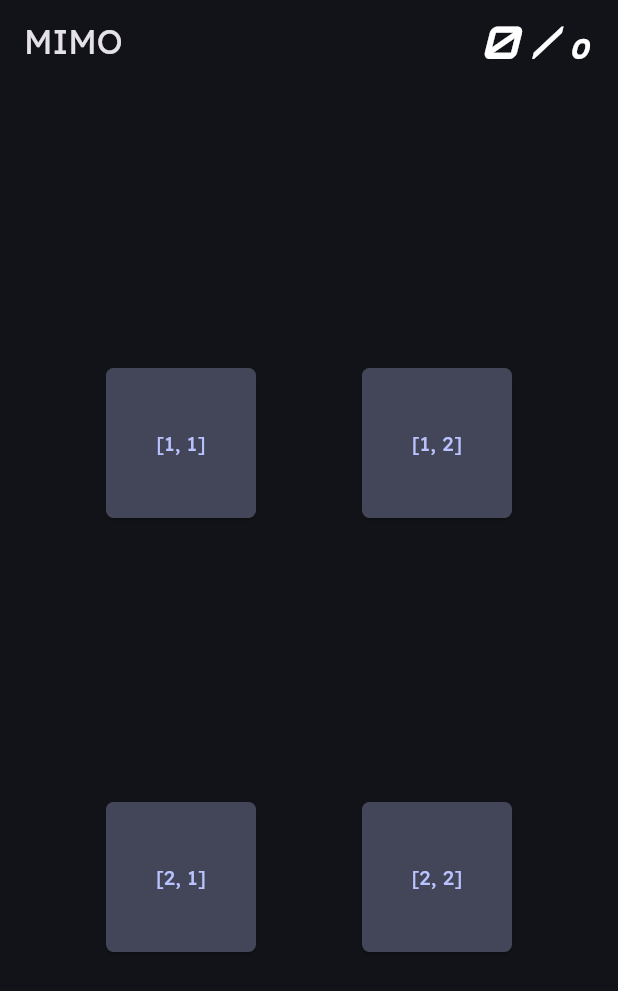
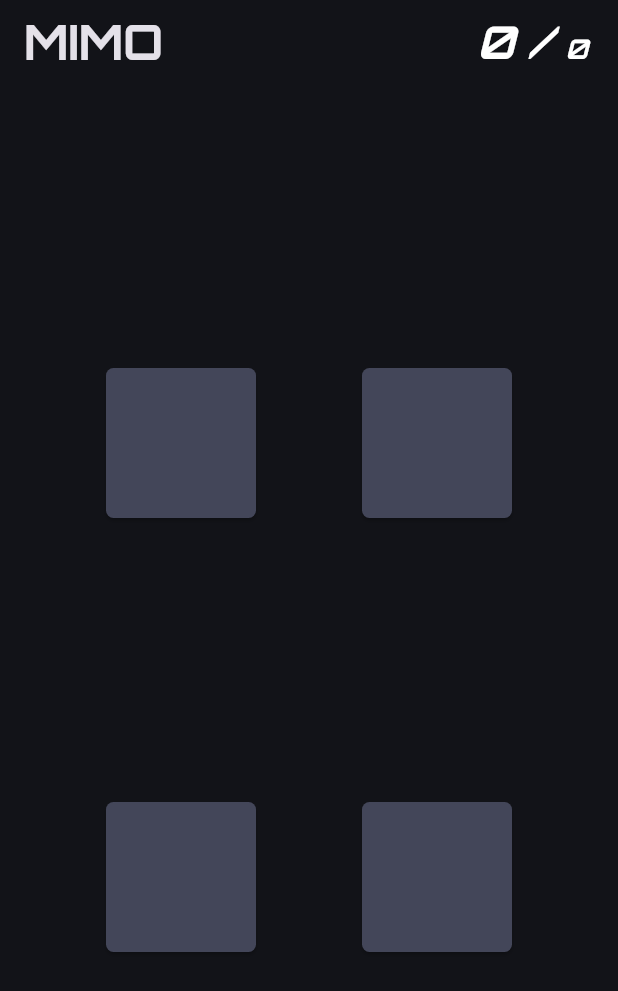
Before and after one commit to Empitrix/mimo, a Flutter app: the screen it shows after launch, on a phone screen of 412 x 824 dp. Shown: the top 991 px of the screen. Run offline on Flutter 3.47's test engine with Material 2 defaults, Android fonts, the phone set to English and light mode, and no system bars; our stand-ins replace audioplayers, sqflite, sqflite_common_ffi; missing offline and left inert: glowy_borders; accounts and stored records are empty.

Commit message:
Edited: Fonts, squers on release-mode, levels (3x3 -> 4x4)

```diff
--- a/lib/config/public.dart
+++ b/lib/config/public.dart
@@ -8,7 +8,7 @@ int level = 1;
 
 // Number of repetition of each level
 // Max level (4) have number of infinite for repeat
-int repetition = 2;
+// int repetition = 2;
 
 
 bool gameIsRunning = true;
--- a/lib/main.dart
+++ b/lib/main.dart
@@ -12,11 +12,11 @@ class MimoApp extends StatelessWidget {
 	Widget build(BuildContext context) {
 		return MaterialApp(
 			debugShowCheckedModeBanner: false,
-			title: "Mimo",
+			title: "MIMO",
 			themeMode: ThemeMode.dark,
 			darkTheme: ThemeData(
 				useMaterial3: true,
-				fontFamily: "Lexend",
+				fontFamily: "Orbitron",
 				colorScheme: ColorScheme.fromSeed(
 					seedColor: Colors.indigo,
 					brightness: Brightness.dark
--- a/lib/utils/engine.dart
+++ b/lib/utils/engine.dart
@@ -54,7 +54,7 @@ class GameEngine {
 			}
 
 			// Grid Gen
-			if(level >= 5){
+			if(level >= 6){
 				genNum = 3;
 			} else {
 				genNum = 2;
--- a/lib/views/home_page.dart
+++ b/lib/views/home_page.dart
@@ -1,3 +1,4 @@
+import 'package:flutter/foundation.dart';
 import 'package:flutter/material.dart';
 import 'package:mimo/animation/generator.dart';
 import 'package:mimo/components/square.dart';
@@ -47,10 +48,12 @@ class _HomePageState extends State<HomePage> with TickerProviderStateMixin{
 	Future<void> startTheGame() async {
 		GameEngine().generate(animations, (input) async {
 
+			// Wait until user input all
 			await waitToCollect(input);
+
 			bool result = checkInputs(selectedSquares, input);
 			selectedSquares = [];
-			debugPrint("[ANSWER: $result]");
+			debugPrint("[ANSWER: ${result ? "Correct" : "Wrong"}]");
 			await Future.delayed(const Duration(milliseconds: 1500));
 
 			if(result){
@@ -80,10 +83,8 @@ class _HomePageState extends State<HomePage> with TickerProviderStateMixin{
 		initAnimations(genNum);  // Load animations
 		highScore = await db.getScore();
 		// await db.updateScore(0);  // Update score just in case
-
 		// Game Engine
 		startTheGame();
-
 		setState(() { isLoaded = true; });
 	}
 
@@ -113,7 +114,12 @@ class _HomePageState extends State<HomePage> with TickerProviderStateMixin{
 			onWillPop: () async { return false; },
 			child: Scaffold(
 				appBar: AppBar(
-					title: const Text("MIMO"),
+					title: Text(
+						"MIMO",
+						style: Theme.of(context).primaryTextTheme.headlineLarge!.copyWith(
+							fontWeight: FontWeight.bold,
+						)
+					),
 					actions: [
 						Container(
 							margin: const EdgeInsets.only(right: 20),
@@ -139,8 +145,8 @@ class _HomePageState extends State<HomePage> with TickerProviderStateMixin{
 										TextSpan(
 											text: highScore.toString(),
 											style: const TextStyle(
-												fontFamily: "Josef",
-												fontSize: 20,
+												fontFamily: "Orbitron",
+												fontSize: 18,
 												fontStyle: FontStyle.italic
 											),
 										),
@@ -165,7 +171,7 @@ class _HomePageState extends State<HomePage> with TickerProviderStateMixin{
 													int index = (i * genNum) + j;
 													return Square(
 														size: 100,
-														text: "[${i + 1}, ${j + 1}]",
+														text: kDebugMode ? "[${i + 1}, ${j + 1}]" : "",
 														animation: animations[index],
 														borderColor: animations[index].borderColor,
 														baseColor: animations[index].baseColor,
--- a/pubspec.yaml
+++ b/pubspec.yaml
@@ -29,12 +29,6 @@ flutter:
     - assets/audio/wrong.wav
 
   fonts:
-    - family: Josef
-      fonts:
-        - asset: assets/fonts/JosefinSans-Bold.ttf
-    - family: Lexend
-      fonts:
-        - asset: assets/fonts/Lexend-Regular.ttf
     - family: Orbitron
       fonts:
         - asset: assets/fonts/Orbitron-Bold.ttf
```
Also changed, not shown: assets/fonts/JosefinSans-Bold.ttf (deleted), assets/fonts/Lexend-Regular.ttf (deleted).
